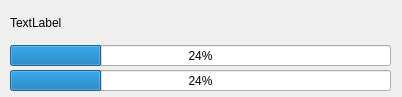
This is ui/update_window.ui in badcast/adskiller as Qt 5 draws it before an edit. The edited form follows.
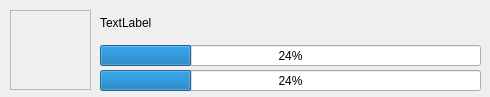
This is the edited form. Icons and pictures are not drawn.

```diff
--- a/ui/update_window.ui
+++ b/ui/update_window.ui
@@ -9,19 +9,19 @@
    <rect>
     <x>0</x>
     <y>0</y>
-    <width>402</width>
+    <width>490</width>
     <height>97</height>
    </rect>
   </property>
   <property name="minimumSize">
    <size>
-    <width>402</width>
+    <width>490</width>
     <height>97</height>
    </size>
   </property>
   <property name="maximumSize">
    <size>
-    <width>402</width>
+    <width>490</width>
     <height>97</height>
    </size>
   </property>
@@ -35,7 +35,7 @@
    <widget class="QLabel" name="label">
     <property name="geometry">
      <rect>
-      <x>10</x>
+      <x>100</x>
       <y>7</y>
       <width>381</width>
       <height>31</height>
@@ -48,7 +48,7 @@
    <widget class="QProgressBar" name="progressBarCurrent">
     <property name="geometry">
      <rect>
-      <x>10</x>
+      <x>100</x>
       <y>45</y>
       <width>381</width>
       <height>21</height>
@@ -61,7 +61,7 @@
    <widget class="QProgressBar" name="progressBarTotal">
     <property name="geometry">
      <rect>
-      <x>10</x>
+      <x>100</x>
       <y>70</y>
       <width>381</width>
       <height>21</height>
@@ -71,6 +71,25 @@
      <number>24</number>
     </property>
    </widget>
+   <widget class="QFrame" name="frame">
+    <property name="geometry">
+     <rect>
+      <x>10</x>
+      <y>10</y>
+      <width>81</width>
+      <height>80</height>
+     </rect>
+    </property>
+    <property name="styleSheet">
+     <string notr="true">image: url(:/update_res/logo);</string>
+    </property>
+    <property name="frameShape">
+     <enum>QFrame::Shape::StyledPanel</enum>
+    </property>
+    <property name="frameShadow">
+     <enum>QFrame::Shadow::Raised</enum>
+    </property>
+   </widget>
   </widget>
  </widget>
  <resources/>
```
Left out of the diff: 8 changed lines with no effect on the pictures.
